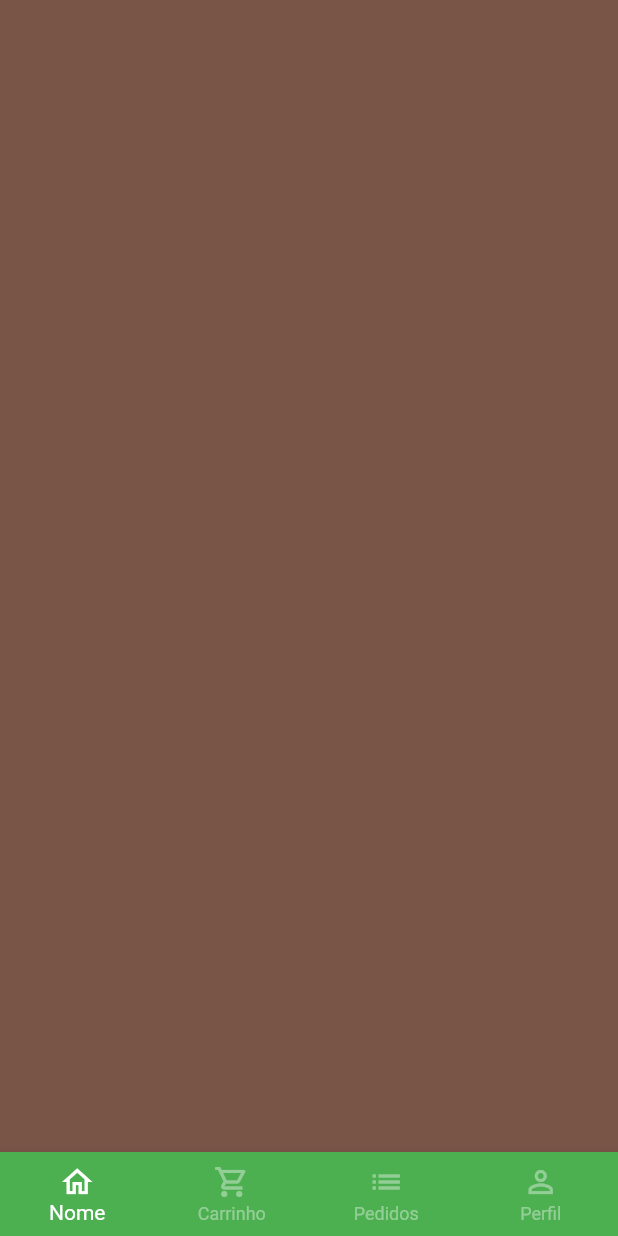
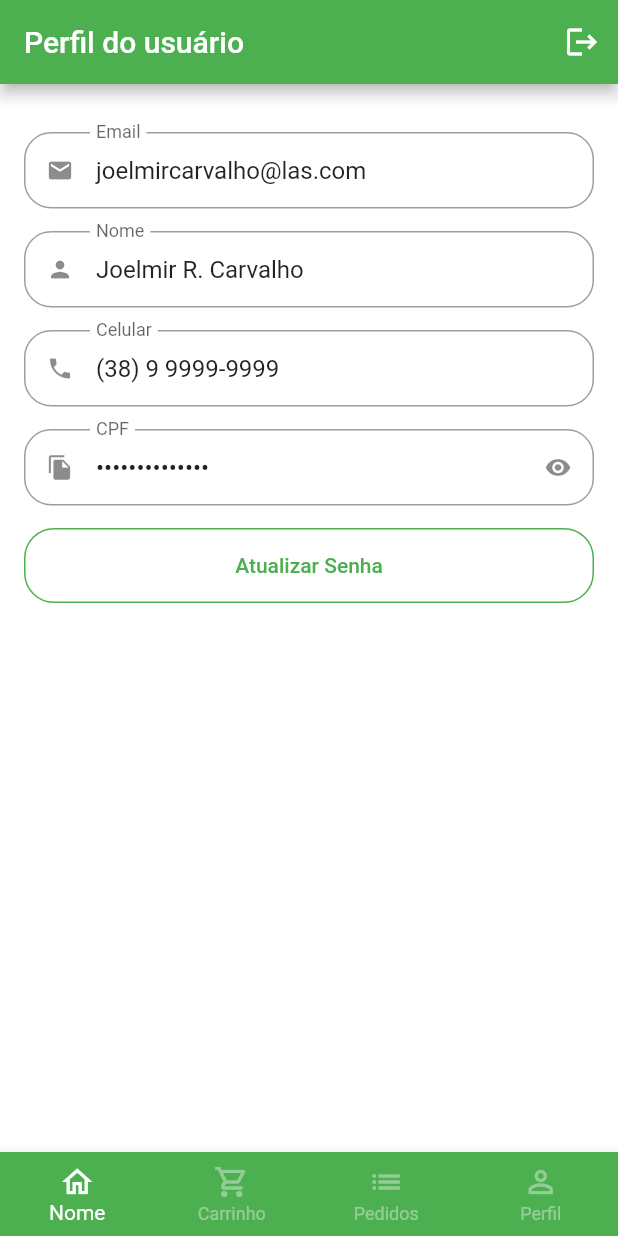
Before and after one commit to Jo-Analyst/greengrocer, a Flutter app: the BaseScreen screen opened directly, swiped to page 4, on a phone screen of 412 x 824 dp. Run offline on Flutter 3.47's test engine with Material 3 defaults, Android fonts, the phone set to English and light mode, and no system bars; our stand-ins replace animated_text_kit, mask_text_input_formatter.

Commit message:
36. Criando tela com formulário/37. Iniciando campos com dados

```diff
--- a/lib/src/config/app_data.dart
+++ b/lib/src/config/app_data.dart
@@ -1,5 +1,6 @@
 import 'package:greengrocer/src/models/cart_item_model.dart';
 import 'package:greengrocer/src/models/item_model.dart';
+import 'package:greengrocer/src/models/user_model.dart';
 
 ItemModel apple = ItemModel(
   description:
@@ -81,3 +82,11 @@ List<CartItemModel> cartItems = [
   CartItemModel(item: mango, quantity: 5),
   CartItemModel(item: papaya, quantity: 3),
 ];
+
+UserModel user = UserModel(
+  name: "Joelmir R. Carvalho",
+  email: "joelmircarvalho@las.com",
+  phone: "(38) 9 9999-9999",
+  cpf: "000.000.000-00",
+  password: "",
+);
--- /dev/null
+++ b/lib/src/models/user_model.dart
@@ -0,0 +1,15 @@
+class UserModel {
+  String name;
+  String email;
+  String phone;
+  String cpf;
+  String password;
+
+  UserModel({
+    required this.name,
+    required this.email,
+    required this.phone,
+    required this.cpf,
+    required this.password,
+  });
+}
--- a/lib/src/pages/auth/sign_in_screen.dart
+++ b/lib/src/pages/auth/sign_in_screen.dart
@@ -1,6 +1,6 @@
 import 'package:animated_text_kit/animated_text_kit.dart';
 import 'package:flutter/material.dart';
-import 'package:greengrocer/src/pages/auth/components/custom_text_field.dart';
+import 'package:greengrocer/src/pages/common_widgets/custom_text_field.dart';
 import 'package:greengrocer/src/pages/auth/sign_up_screen.dart';
 import 'package:greengrocer/src/pages/base/base_screen.dart';
 import 'package:greengrocer/src/config/custom_colors.dart';
--- a/lib/src/pages/auth/sign_up_screen.dart
+++ b/lib/src/pages/auth/sign_up_screen.dart
@@ -1,5 +1,5 @@
 import 'package:flutter/material.dart';
-import 'package:greengrocer/src/pages/auth/components/custom_text_field.dart';
+import 'package:greengrocer/src/pages/common_widgets/custom_text_field.dart';
 import 'package:greengrocer/src/config/custom_colors.dart';
 import 'package:mask_text_input_formatter/mask_text_input_formatter.dart';
 
--- a/lib/src/pages/base/base_screen.dart
+++ b/lib/src/pages/base/base_screen.dart
@@ -1,6 +1,7 @@
 import 'package:flutter/material.dart';
 import 'package:greengrocer/src/pages/cart/cart_tab.dart';
 import 'package:greengrocer/src/pages/home/home_tab.dart';
+import 'package:greengrocer/src/pages/profile/profile_tab.dart';
 
 class BaseScreen extends StatefulWidget {
   const BaseScreen({super.key});
@@ -23,7 +24,7 @@ class _BaseScreenState extends State<BaseScreen> {
           const HomeTab(),
           const CartTab(),
           Container(color: Colors.orange),
-          Container(color: Colors.brown),
+          const ProfileTab()
         ],
       ),
       bottomNavigationBar: BottomNavigationBar(
--- a/lib/src/pages/cart/cart_tab.dart
+++ b/lib/src/pages/cart/cart_tab.dart
@@ -36,8 +36,8 @@ class _CartTabState extends State<CartTab> {
           shape: RoundedRectangleBorder(
             borderRadius: BorderRadius.circular(18),
           ),
-          title: Text("Confirmação"),
-          content: Text("Deseja realmente concluir o pedido?"),
+          title: const Text("Confirmação"),
+          content: const Text("Deseja realmente concluir o pedido?"),
           actions: [
             TextButton(
               onPressed: () => Navigator.of(context).pop(false),
@@ -118,7 +118,6 @@ class _CartTabState extends State<CartTab> {
                       ),
                       onPressed: () async {
                         final confirm = await showOrderConfirmation();
-                        print(confirm);
                       },
                       child: const Text(
                         "Concluir pedido",
--- a/lib/src/pages/auth/components/custom_text_field.dart
+++ b/lib/src/pages/common_widgets/custom_text_field.dart
@@ -5,13 +5,17 @@ class CustomTextField extends StatefulWidget {
   final IconData icon;
   final String label;
   final bool isSecret;
+  final bool readOnly;
   final List<TextInputFormatter>? inputFormatters;
+  final String? initialValue;
   const CustomTextField({
     super.key,
     required this.icon,
     required this.label,
     this.inputFormatters,
     this.isSecret = false,
+    this.readOnly = false,
+    this.initialValue,
   });
 
   @override
@@ -32,6 +36,8 @@ class _CustomTextFieldState extends State<CustomTextField> {
     return Padding(
       padding: const EdgeInsets.only(bottom: 15),
       child: TextFormField(
+        readOnly: widget.readOnly,
+        initialValue: widget.initialValue,
         onTapOutside: (_) => FocusScope.of(context).unfocus(),
         inputFormatters: widget.inputFormatters,
         obscureText: isObscure,
--- a/lib/src/pages/common_widgets/quantity_widget.dart
+++ b/lib/src/pages/common_widgets/quantity_widget.dart
@@ -68,11 +68,12 @@ class _QuantityButton extends StatelessWidget {
   final IconData icon;
   final VoidCallback onPressed;
 
-  const _QuantityButton(
-      {required this.color,
-      required this.icon,
-      required this.onPressed,
-      super.key});
+  const _QuantityButton({
+    required this.color,
+    required this.icon,
+    required this.onPressed,
+    super.key,
+  });
 
   @override
   Widget build(BuildContext context) {
--- /dev/null
+++ b/lib/src/pages/profile/profile_tab.dart
@@ -0,0 +1,75 @@
+import 'package:flutter/material.dart';
+import 'package:greengrocer/src/config/app_data.dart' as app_data;
+import 'package:greengrocer/src/pages/common_widgets/custom_text_field.dart';
+
+class ProfileTab extends StatelessWidget {
+  const ProfileTab({super.key});
+
+  @override
+  Widget build(BuildContext context) {
+    return Scaffold(
+      appBar: AppBar(
+        title: const Text("Perfil do usuário"),
+        actions: [
+          IconButton(
+            onPressed: () {},
+            icon: const Icon(Icons.logout),
+          ),
+        ],
+      ),
+      body: ListView(
+        padding: const EdgeInsets.fromLTRB(16, 32, 16, 16),
+        physics: const BouncingScrollPhysics(),
+        children: [
+          // Email
+          CustomTextField(
+            readOnly: true,
+            initialValue: app_data.user.email,
+            icon: Icons.email,
+            label: "Email",
+          ),
+
+          // Nome
+          CustomTextField(
+            readOnly: true,
+            initialValue: app_data.user.name,
+            icon: Icons.person,
+            label: "Nome",
+          ),
+          // Celular
+          CustomTextField(
+            readOnly: true,
+            initialValue: app_data.user.phone,
+            icon: Icons.phone,
+            label: "Celular",
+          ),
+          // CPF
+          CustomTextField(
+            readOnly: true,
+            initialValue: app_data.user.cpf,
+            isSecret: true,
+            icon: Icons.file_copy,
+            label: "CPF",
+          ),
+
+          // Botão para atualizar
+          SizedBox(
+            height: 50,
+            child: OutlinedButton(
+              style: OutlinedButton.styleFrom(
+                side: const BorderSide(
+                  color: Colors.green,
+                ),
+                shape: RoundedRectangleBorder(
+                  borderRadius: BorderRadius.circular(20),
+                ),
+              ),
+              onPressed: () {},
+              child: const Text("Atualizar Senha"),
+            ),
+          ),
+        ],
+      ),
+    );
+  }
+}
```
